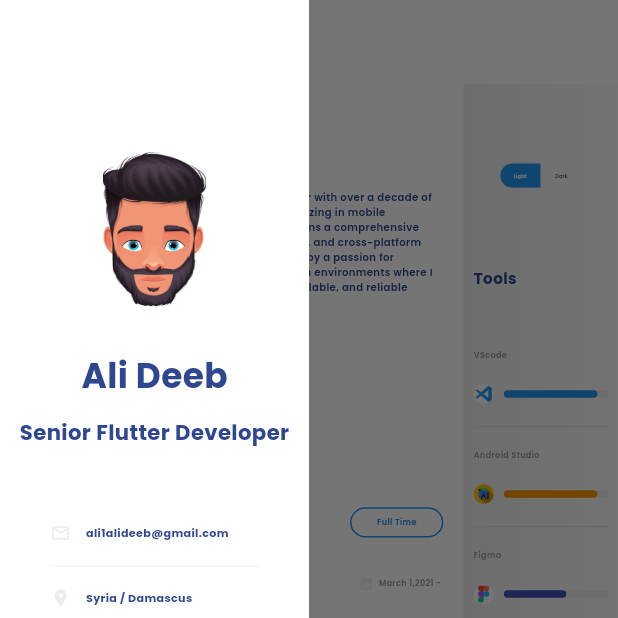
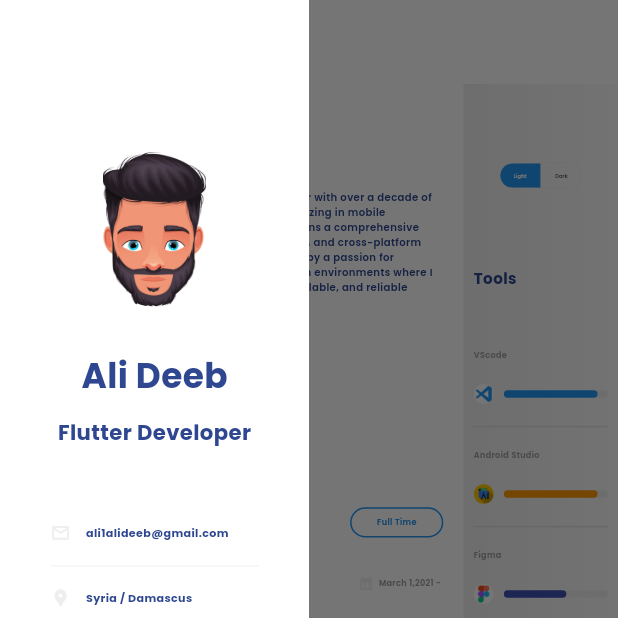
Before and after one commit to AliDeeb/my-portfolio, a Flutter app: the screen it shows after launch, with the side drawer open, on a phone screen of 412 x 824 dp, the top half of it. Run offline on Flutter 3.47's test engine with Material 3 defaults, Android fonts, the phone set to English and light mode, and no system bars; drawn by our look-alikes of flutter_animation_progress_bar; our stand-ins replace flutter_screenutil, google_fonts; missing offline and left inert: dart:js.

Commit message:
updated flutter version.

```diff
--- a/lib/main.dart
+++ b/lib/main.dart
@@ -66,14 +66,16 @@ class _MyAppState extends State<MyApp> with WidgetsBindingObserver {
   @override
   void didChangeMetrics() {
     super.didChangeMetrics();
-    Future.delayed(const Duration(milliseconds: 250), () {
+    Future.delayed(const Duration(milliseconds: 100), () {
       final windowSize = MediaQuery.of(context).size;
       if (windowSize.width < 800) {
+        if (isMobile) return;
         setState(() {
           isMobile = true;
           designSize = const Size(612, 812);
         });
       } else {
+        if (!isMobile) return;
         setState(() {
           isMobile = false;
           designSize = const Size(1920, 1080);
--- a/lib/screens/widgets/personal_info_widget.dart
+++ b/lib/screens/widgets/personal_info_widget.dart
@@ -53,7 +53,7 @@ class PersonalInfoWidget extends StatelessWidget {
               ),
               10.verticalSpace,
               Text(
-                "Senior Flutter Developer",
+                "Flutter Developer",
                 style: isMobile
                     ? TextThemeStyles.titleLarge.copyWith(
                         fontWeight: FontWeight.bold,
```
Also changed, not shown: pubspec.lock, 2 other files.
